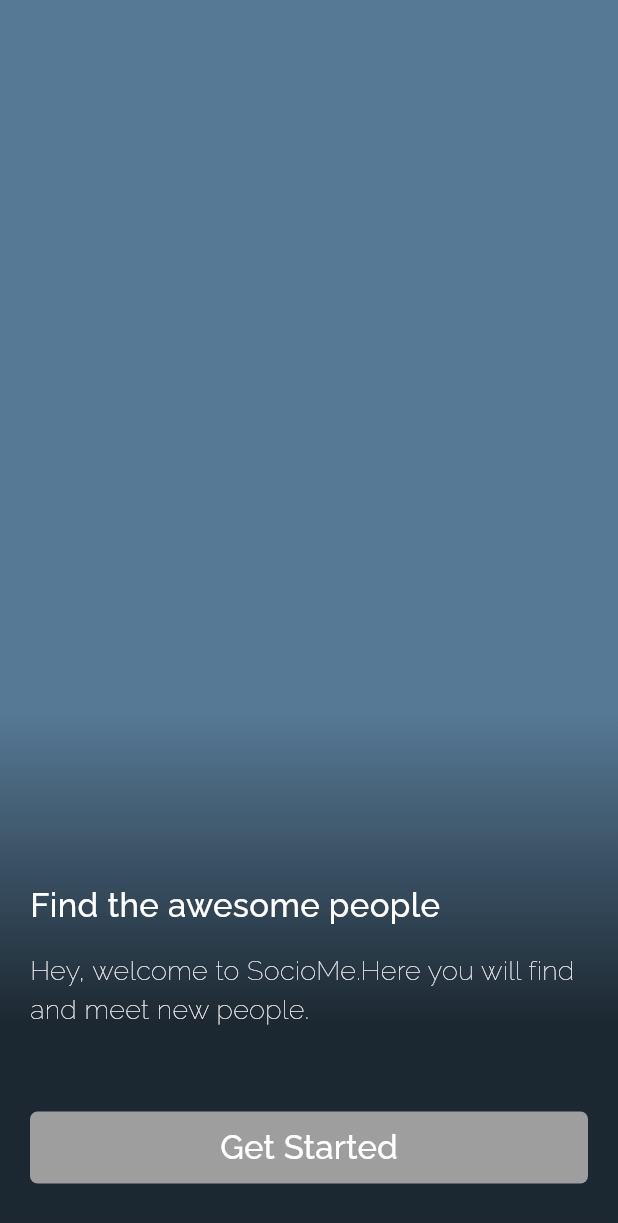
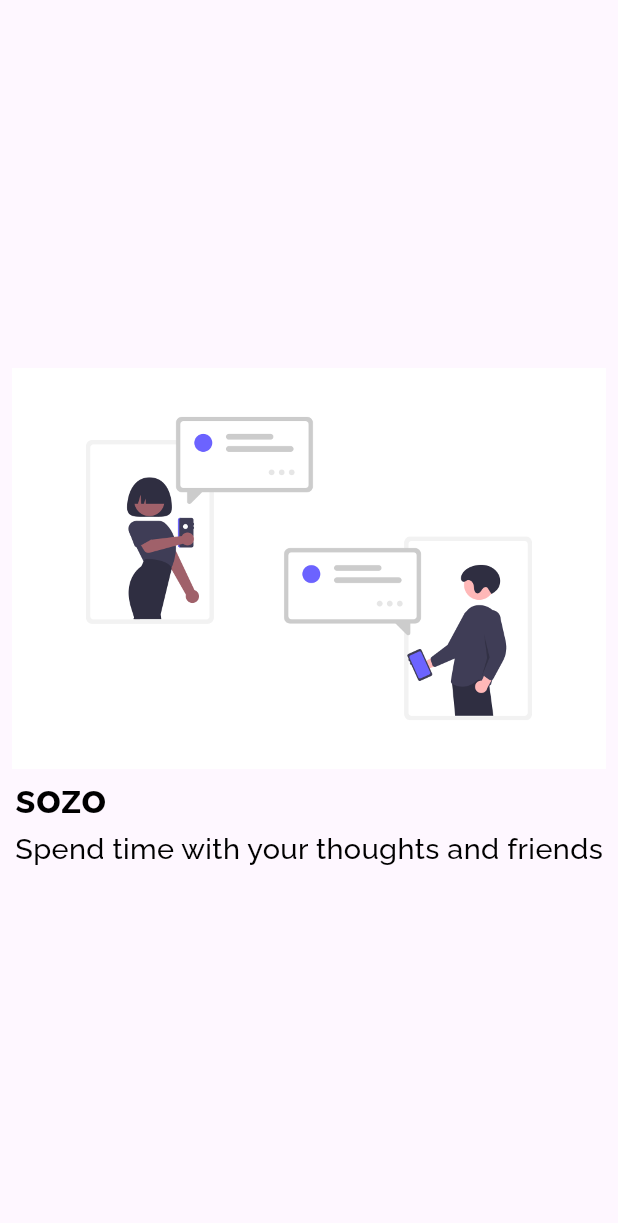
Before and after one commit to nitta02/Web-Designs, a Flutter app: the first screen one second after launch, on a phone screen of 412 x 824 dp. Shown: the top 1223 px of the screen. Run offline on Flutter 3.47's test engine with Material 3 defaults, Android fonts, the light colour scheme and no system bars; our stand-ins replace iconly, sizer.

Commit message:
change splash screen & app icon

```diff
--- a/lib/main.dart
+++ b/lib/main.dart
@@ -1,4 +1,5 @@
 import 'package:flutter/material.dart';
+import 'package:sizer/sizer.dart';
 import 'package:social_media_app/view/screens/splash_screen.dart';
 
 void main() {
@@ -10,14 +11,18 @@
 
   @override
   Widget build(BuildContext context) {
-    return MaterialApp(
-      title: 'SocioMedia',
-      debugShowCheckedModeBanner: false,
-      theme: ThemeData(
-        scaffoldBackgroundColor: Colors.blue.withOpacity(0.5),
-        fontFamily: 'Raleway',
-      ),
-      home: const SplashScreen(),
+    return Sizer(
+      builder: (context, orientation, deviceType) {
+        return MaterialApp(
+          title: 'Sozo',
+          debugShowCheckedModeBanner: false,
+          theme: ThemeData(
+              // scaffoldBackgroundColor: Colors.blue.withOpacity(0.5),
+              // fontFamily: 'Raleway',
+              ),
+          home: const SplashScreen(),
+        );
+      },
     );
   }
 }
--- a/lib/view/screens/splash_screen.dart
+++ b/lib/view/screens/splash_screen.dart
@@ -1,7 +1,9 @@
+import 'dart:async';
+
 import 'package:flutter/material.dart';
+import 'package:sizer/sizer.dart';
+import 'package:social_media_app/utils/textStyles.dart';
 import 'package:social_media_app/view/screens/pages/home_screen.dart';
-import 'package:social_media_app/view/screens/login_screen.dart';
-import 'package:social_media_app/view/widgets/text.dart';
 
 class SplashScreen extends StatefulWidget {
   const SplashScreen({super.key});
@@ -12,92 +14,54 @@
 
 class _SplashScreenState extends State<SplashScreen> {
   @override
+  void initState() {
+    Timer(const Duration(seconds: 2), () {
+      Navigator.push(
+          context,
+          MaterialPageRoute(
+            builder: (context) => const HomeScreen(),
+          ));
+    });
+    super.initState();
+  }
+
+  @override
   Widget build(BuildContext context) {
-    return Scaffold(
-      body: Container(
-        width: double.infinity,
-        // decoration: const BoxDecoration(
-        //   image: DecorationImage(
-        //     image: AssetImage('assets/images/img1.jpg'),
-        //     fit: BoxFit.cover,
-        //     filterQuality: FilterQuality.high,
-        //   ),
-        // ),
-        child: Container(
-          decoration: BoxDecoration(
-            gradient: LinearGradient(
-              begin: Alignment.bottomRight,
-              stops: const [
-                0.35,
-                0.85,
-              ],
-              colors: [
-                Colors.black.withOpacity(0.8),
-                Colors.black.withOpacity(0.4),
+    return SafeArea(
+        child: Scaffold(
+      body: Padding(
+        padding: EdgeInsets.symmetric(horizontal: 2.w, vertical: 3.h),
+        child: Column(
+          mainAxisAlignment: MainAxisAlignment.center,
+          children: [
+            const Image(
+                image: AssetImage('assets/images/image1.png'),
+                filterQuality: FilterQuality.high),
+            Column(
+              crossAxisAlignment: CrossAxisAlignment.start,
+              children: [
+                Text(
+                  'sozo',
+                  style: AppTextStyles.heading20Bold,
+                ),
+                Text(
+                  'Spend time with your thoughts and friends',
+                  style: AppTextStyles.body14,
+                )
               ],
             ),
-          ),
-          child: Padding(
-            padding: const EdgeInsets.all(20.0),
-            child: Column(
-              mainAxisAlignment: MainAxisAlignment.end,
-              crossAxisAlignment: CrossAxisAlignment.center,
-              children: [
-                const Column(
-                  mainAxisAlignment: MainAxisAlignment.spaceBetween,
-                  crossAxisAlignment: CrossAxisAlignment.start,
-                  children: [
-                    CustomText(
-                      color: Colors.white,
-                      text: 'Find the awesome people',
-                      fontSize: 22,
-                      fontWeight: FontWeight.w500,
-                    ),
-                    SizedBox(
-                      height: 15,
-                    ),
-                    CustomText(
-                      color: Colors.white,
-                      text:
-                          'Hey, welcome to SocioMe.\Here you will find and meet new people.',
-                      fontSize: 18,
-                      fontWeight: FontWeight.w300,
-                    ),
-                  ],
-                ),
-                const SizedBox(
-                  height: 55,
-                ),
-                Container(
-                  width: double.infinity,
-                  decoration: BoxDecoration(
-                    color: Colors.grey,
-                    borderRadius: BorderRadius.circular(5.0),
-                  ),
-                  child: MaterialButton(
-                    onPressed: () {
-                      Navigator.push(
-                          context,
-                          MaterialPageRoute(
-                            builder: (context) => const LoginScreen(),
-                          ));
-                    },
-                    child: const CustomText(
-                      color: Colors.white,
-                      text: 'Get Started',
-                      fontSize: 22,
-                      fontWeight: FontWeight.w500,
-                    ),
-                  ),
-                ),
-                const SizedBox(
-                  height: 15,
-                ),
-              ],
-            ),
-          ),
+            // ElevatedButton(
+            //     onPressed: () {
+            //       Navigator.push(
+            //           context,
+            //           MaterialPageRoute(
+            //             builder: (context) => const HomeScreen(),
+            //           ));
+            //     },
+            //     child: Text('Next'))
+          ],
         ),
       ),
-    );
+    ));
   }
 }
--- a/lib/view/widgets/text.dart
+++ /dev/null
@@ -1,28 +0,0 @@
-// ignore_for_file: public_member_api_docs, sort_constructors_first
-import 'package:flutter/material.dart';
-
-class CustomText extends StatelessWidget {
-  final String text;
-  final double fontSize;
-  final Color color;
-  final FontWeight fontWeight;
-  const CustomText({
-    Key? key,
-    required this.text,
-    required this.fontSize,
-    required this.color,
-    required this.fontWeight,
-  }) : super(key: key);
-
-  @override
-  Widget build(BuildContext context) {
-    return Text(
-      text,
-      style: TextStyle(
-        color: color,
-        fontSize: fontSize,
-        fontWeight: fontWeight,
-      ),
-    );
-  }
-}
```
Also changed, not shown: lib/view/screens/pages/home_screen.dart (+24 -35 lines), pubspec.yaml (+5 -2 lines), assets/fonts/Raleway-Thin.ttf (deleted), assets/images/image1.png (added), assets/svgs/img1.svg (added), 5 other files.
